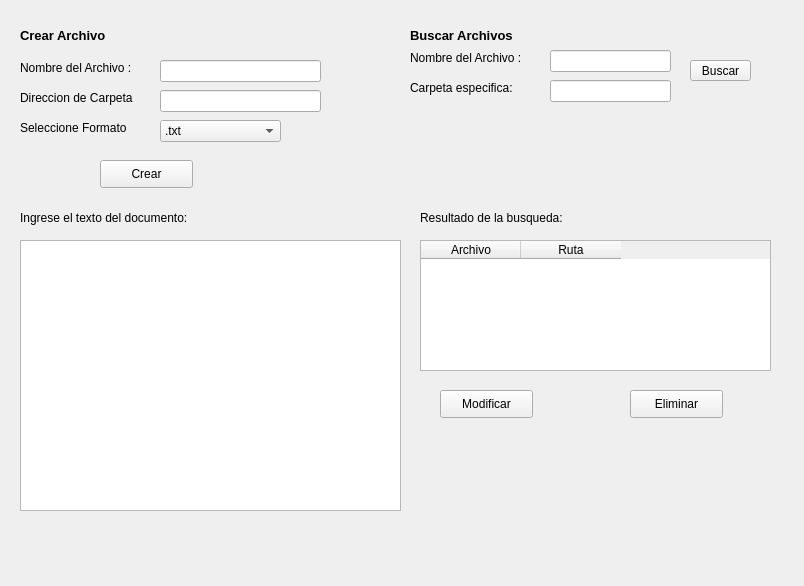
First picture: the form in form.ui, repository GeneOrtiz/ProyectoEDD, before the edit.
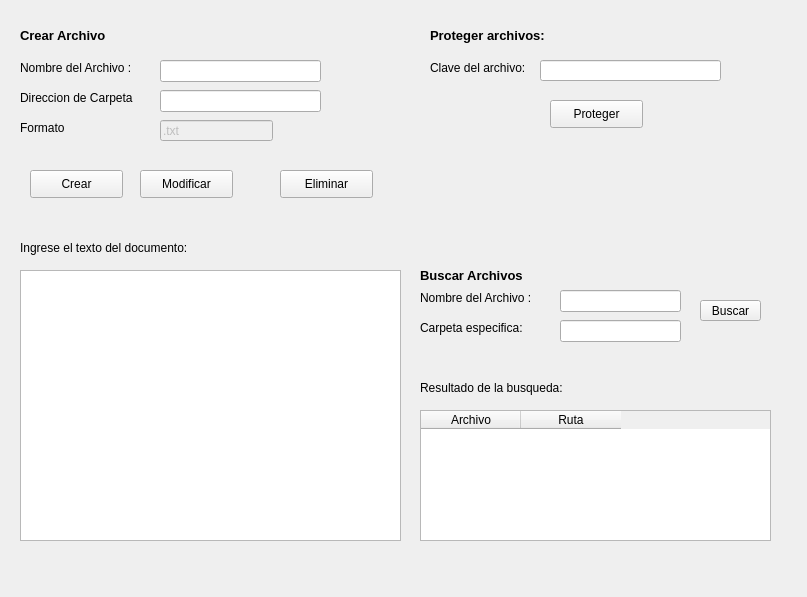
Second picture: the form after the edit.

The edit to the form file:
```diff
--- a/form.ui
+++ b/form.ui
@@ -6,8 +6,8 @@
    <rect>
     <x>0</x>
     <y>0</y>
-    <width>804</width>
-    <height>586</height>
+    <width>807</width>
+    <height>597</height>
    </rect>
   </property>
   <property name="windowTitle">
@@ -55,21 +55,6 @@
     <string>Crear Archivo </string>
    </property>
   </widget>
-  <widget class="QComboBox" name="Formatos">
-   <property name="geometry">
-    <rect>
-     <x>160</x>
-     <y>120</y>
-     <width>121</width>
-     <height>22</height>
-    </rect>
-   </property>
-   <item>
-    <property name="text">
-     <string>.txt</string>
-    </property>
-   </item>
-  </widget>
   <widget class="QLabel" name="label_4">
    <property name="geometry">
     <rect>
@@ -80,14 +65,14 @@
     </rect>
    </property>
    <property name="text">
-    <string>Seleccione Formato </string>
+    <string>Formato </string>
    </property>
   </widget>
   <widget class="QLabel" name="label_3">
    <property name="geometry">
     <rect>
-     <x>410</x>
-     <y>10</y>
+     <x>420</x>
+     <y>250</y>
      <width>141</width>
      <height>51</height>
     </rect>
@@ -111,8 +96,8 @@
   <widget class="QLineEdit" name="NombreBuscar">
    <property name="geometry">
     <rect>
-     <x>550</x>
-     <y>50</y>
+     <x>560</x>
+     <y>290</y>
      <width>121</width>
      <height>22</height>
     </rect>
@@ -121,8 +106,8 @@
   <widget class="QLabel" name="label_5">
    <property name="geometry">
     <rect>
-     <x>410</x>
-     <y>50</y>
+     <x>420</x>
+     <y>290</y>
      <width>131</width>
      <height>16</height>
     </rect>
@@ -134,8 +119,8 @@
   <widget class="QPushButton" name="btn_Crear">
    <property name="geometry">
     <rect>
-     <x>100</x>
-     <y>160</y>
+     <x>30</x>
+     <y>170</y>
      <width>93</width>
      <height>28</height>
     </rect>
@@ -147,8 +132,8 @@
   <widget class="QPushButton" name="btn_Modificar">
    <property name="geometry">
     <rect>
-     <x>440</x>
-     <y>390</y>
+     <x>140</x>
+     <y>170</y>
      <width>93</width>
      <height>28</height>
     </rect>
@@ -160,8 +145,8 @@
   <widget class="QPushButton" name="btn_Eliminar">
    <property name="geometry">
     <rect>
-     <x>630</x>
-     <y>390</y>
+     <x>280</x>
+     <y>170</y>
      <width>93</width>
      <height>28</height>
     </rect>
@@ -173,8 +158,8 @@
   <widget class="QPushButton" name="btn_Buscar">
    <property name="geometry">
     <rect>
-     <x>690</x>
-     <y>60</y>
+     <x>700</x>
+     <y>300</y>
      <width>61</width>
      <height>21</height>
     </rect>
@@ -210,7 +195,7 @@
    <property name="geometry">
     <rect>
      <x>420</x>
-     <y>240</y>
+     <y>410</y>
      <width>351</width>
      <height>131</height>
     </rect>
@@ -230,7 +215,7 @@
    <property name="geometry">
     <rect>
      <x>20</x>
-     <y>240</y>
+     <y>270</y>
      <width>381</width>
      <height>271</height>
     </rect>
@@ -239,8 +224,8 @@
   <widget class="QLabel" name="label_10">
    <property name="geometry">
     <rect>
-     <x>410</x>
-     <y>80</y>
+     <x>420</x>
+     <y>320</y>
      <width>131</width>
      <height>16</height>
     </rect>
@@ -252,8 +237,8 @@
   <widget class="QLineEdit" name="RutaBuscar">
    <property name="geometry">
     <rect>
-     <x>550</x>
-     <y>80</y>
+     <x>560</x>
+     <y>320</y>
      <width>121</width>
      <height>22</height>
     </rect>
@@ -263,7 +248,7 @@
    <property name="geometry">
     <rect>
      <x>20</x>
-     <y>210</y>
+     <y>240</y>
      <width>191</width>
      <height>16</height>
     </rect>
@@ -276,7 +261,7 @@
    <property name="geometry">
     <rect>
      <x>420</x>
-     <y>210</y>
+     <y>380</y>
      <width>191</width>
      <height>16</height>
     </rect>
@@ -285,6 +270,96 @@
     <string>Resultado de la busqueda:</string>
    </property>
   </widget>
+  <widget class="QPushButton" name="btn_Proteger">
+   <property name="geometry">
+    <rect>
+     <x>550</x>
+     <y>100</y>
+     <width>93</width>
+     <height>28</height>
+    </rect>
+   </property>
+   <property name="text">
+    <string>Proteger</string>
+   </property>
+  </widget>
+  <widget class="QLabel" name="label_8">
+   <property name="geometry">
+    <rect>
+     <x>20</x>
+     <y>150</y>
+     <width>49</width>
+     <height>16</height>
+    </rect>
+   </property>
+   <property name="text">
+    <string/>
+   </property>
+  </widget>
+  <widget class="QLabel" name="label_11">
+   <property name="geometry">
+    <rect>
+     <x>430</x>
+     <y>60</y>
+     <width>111</width>
+     <height>16</height>
+    </rect>
+   </property>
+   <property name="text">
+    <string>Clave del archivo:</string>
+   </property>
+  </widget>
+  <widget class="QLineEdit" name="txt_clave">
+   <property name="geometry">
+    <rect>
+     <x>540</x>
+     <y>60</y>
+     <width>181</width>
+     <height>21</height>
+    </rect>
+   </property>
+  </widget>
+  <widget class="QLabel" name="label_13">
+   <property name="geometry">
+    <rect>
+     <x>430</x>
+     <y>10</y>
+     <width>141</width>
+     <height>51</height>
+    </rect>
+   </property>
+   <property name="sizePolicy">
+    <sizepolicy hsizetype="Preferred" vsizetype="Preferred">
+     <horstretch>0</horstretch>
+     <verstretch>0</verstretch>
+    </sizepolicy>
+   </property>
+   <property name="font">
+    <font>
+     <pointsize>10</pointsize>
+     <bold>true</bold>
+    </font>
+   </property>
+   <property name="text">
+    <string>Proteger archivos:</string>
+   </property>
+  </widget>
+  <widget class="QLineEdit" name="Formato">
+   <property name="enabled">
+    <bool>false</bool>
+   </property>
+   <property name="geometry">
+    <rect>
+     <x>160</x>
+     <y>120</y>
+     <width>113</width>
+     <height>21</height>
+    </rect>
+   </property>
+   <property name="text">
+    <string>.txt</string>
+   </property>
+  </widget>
  </widget>
  <resources/>
  <connections/>
```
Left out of the diff: 2 changed lines with no effect on the pictures.
